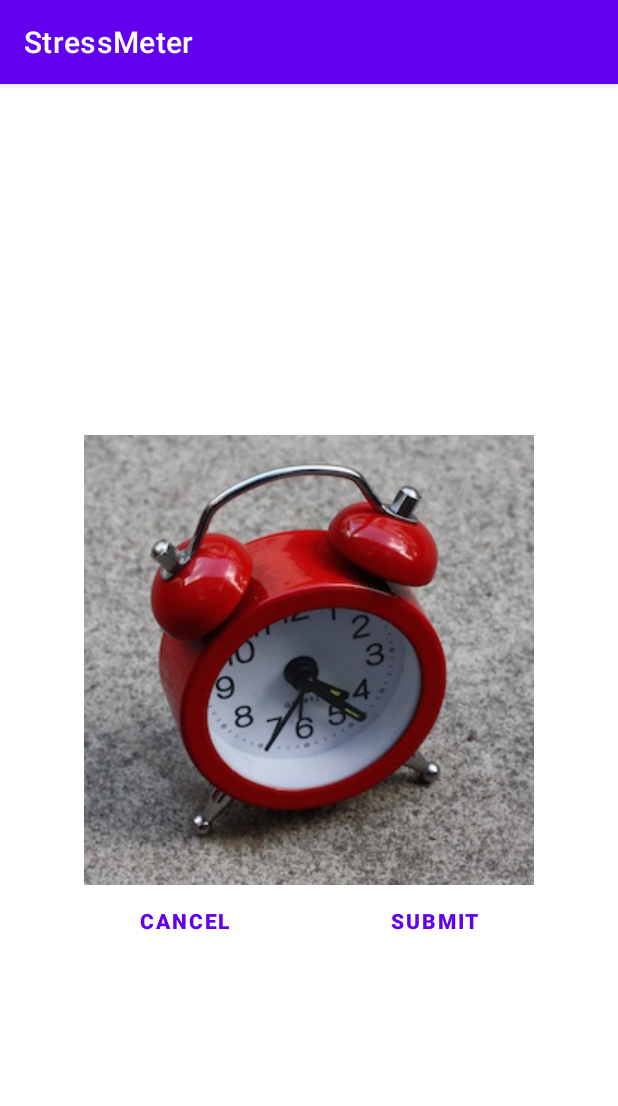
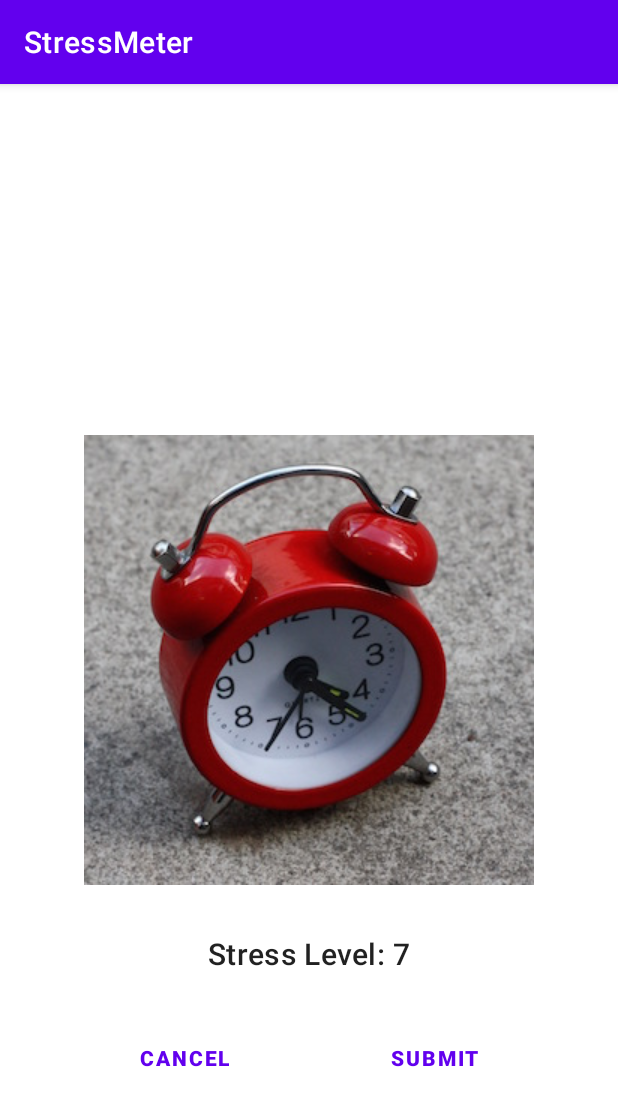
Before and after one commit to salmanayazz/stress-meter, an Android app: the screen it shows after launch (ImageConfirmationActivity), after a tap on an icon or button, on a phone screen of 412 x 824 dp. Shown: the top 1106 px of the screen. Run offline under Robolectric (Android 15) with nearby library versions, the phone set to English and light mode, and no system bars; our stand-ins replace FlexboxLayout, navigation-ui.

Commit message:
confirming image now shows its stress val on chart

```diff
--- a/app/src/main/java/com/example/stressmeter/ui/ImageConfirmationActivity.kt
+++ b/app/src/main/java/com/example/stressmeter/ui/ImageConfirmationActivity.kt
@@ -4,30 +4,46 @@ import androidx.appcompat.app.AppCompatActivity
 import android.os.Bundle
 import android.widget.Button
 import android.widget.ImageView
+import android.widget.TextView
+import androidx.lifecycle.ViewModelProvider
 import com.example.stressmeter.R
+import com.example.stressmeter.ui.stressrecord.StressRecordViewModel
 
 class ImageConfirmationActivity : AppCompatActivity() {
     companion object {
         const val IMAGE_ID_KEY = "image_id"
+        const val IMAGE_STRESS_KEY = "image_stress"
     }
+
+    private val stressRecordViewModel by lazy { ViewModelProvider(this)[StressRecordViewModel::class.java] }
+    private val imageId by lazy { intent.getIntExtra(IMAGE_ID_KEY, -1) }
+    private val imageStressLvl by lazy { intent.getIntExtra(IMAGE_STRESS_KEY, -1) }
+
     override fun onCreate(savedInstanceState: Bundle?) {
         super.onCreate(savedInstanceState)
         setContentView(R.layout.activity_image_confirmation)
 
-        val imageId = intent.getIntExtra(IMAGE_ID_KEY, -1)
-
-        if (imageId != -1) {
+        // update values on ui
+        if (imageId != -1 && imageStressLvl != -1) {
             findViewById<ImageView>(R.id.confirm_image_view).setImageResource(
                 imageId
             )
+            findViewById<TextView>(R.id.stress_level).text = "Stress Level: $imageStressLvl"
         }
 
+        setupListeners()
+    }
+
+    /*
+    * Sets up the listeners for the cancel and submit buttons
+    */
+    private fun setupListeners() {
         findViewById<Button>(R.id.cancel_image).setOnClickListener() {
-            finish()
+            this.finishAffinity();
         }
-
         findViewById<Button>(R.id.submit_image).setOnClickListener() {
-            finish()
+            stressRecordViewModel.addRecord(this, imageStressLvl)
+            this.finishAffinity();
         }
     }
 }
--- a/app/src/main/java/com/example/stressmeter/ui/stressrecord/StressRecordFragment.kt
+++ b/app/src/main/java/com/example/stressmeter/ui/stressrecord/StressRecordFragment.kt
@@ -52,11 +52,6 @@ class StressRecordFragment : Fragment() {
             chart.data = lineData
         }
 
-        stressRecordViewModel.addRecord(root.context, 5)
-        stressRecordViewModel.addRecord(root.context,6)
-        stressRecordViewModel.addRecord(root.context,2)
-        stressRecordViewModel.addRecord(root.context,7)
-
         return root
     }
 
--- a/app/src/main/java/com/example/stressmeter/ui/stressrecord/StressRecordViewModel.kt
+++ b/app/src/main/java/com/example/stressmeter/ui/stressrecord/StressRecordViewModel.kt
@@ -29,6 +29,8 @@ class StressRecordViewModel : ViewModel() {
             val file = File(context.getExternalFilesDir(null), fileName)
             if (!file.exists()) {
                 file.createNewFile()
+            } else { // load its contents if it exists
+                loadRecords(context)
             }
 
             val fw = FileWriter(file.absoluteFile)
@@ -36,6 +38,7 @@ class StressRecordViewModel : ViewModel() {
             // turn the int array onto a string separated by ","
             bw.write(stressRecordData.value?.joinToString(",") ?: "")
             bw.close()
+            println("done ${stressRecordData.value}")
         } catch (e: IOException) {
             e.printStackTrace()
         } finally {
@@ -61,6 +64,7 @@ class StressRecordViewModel : ViewModel() {
                     stressRecordData.value?.add(num.toInt())
                 }
             }
+            println("done loading: ${stressRecordData.value}")
         } catch (e: IOException) {
             e.printStackTrace()
         } finally {
--- a/app/src/main/java/com/example/stressmeter/ui/stressselector/StressSelectorFragment.kt
+++ b/app/src/main/java/com/example/stressmeter/ui/stressselector/StressSelectorFragment.kt
@@ -58,7 +58,7 @@ class StressSelectorFragment : Fragment() {
         for (i in 0 until numRows) {
             for (j in 0 until numCols) {
                 val imageView = ImageView(rootView.context)
-                val imageResource = stressSelectorViewModel.images[stressSelectorViewModel.imagePage.value!!][i][j]
+                val imageResource = stressSelectorViewModel.images[stressSelectorViewModel.imagePage.value!!][i][j][0]
                 imageView.setImageResource(imageResource)
                 imageView.layoutParams = GridLayout.LayoutParams().apply {
                     width = 0
@@ -66,9 +66,9 @@ class StressSelectorFragment : Fragment() {
                     rowSpec = GridLayout.spec(GridLayout.UNDEFINED, 1f)
                     columnSpec = GridLayout.spec(GridLayout.UNDEFINED, 1f)
                 }
-                imageView.id = stressSelectorViewModel.images[stressSelectorViewModel.imagePage.value!!][i][j]
+                imageView.id = stressSelectorViewModel.images[stressSelectorViewModel.imagePage.value!!][i][j][0]
                 imageView.setOnClickListener {
-                    onImageClick(imageView.id)
+                    onImageClick(stressSelectorViewModel.images[stressSelectorViewModel.imagePage.value!!][i][j])
                 }
 
                 gridLayout.addView(imageView)
@@ -81,9 +81,11 @@ class StressSelectorFragment : Fragment() {
      * @param imageId
      * the id of the image that was clicked
      */
-    private fun onImageClick(imageId: Int) {
+    private fun onImageClick(imageVals: IntArray) {
         val intent = Intent(requireContext(), ImageConfirmationActivity::class.java)
-        intent.putExtra(ImageConfirmationActivity.IMAGE_ID_KEY, imageId)
+        intent.putExtra(ImageConfirmationActivity.IMAGE_ID_KEY, imageVals[0])
+        intent.putExtra(ImageConfirmationActivity.IMAGE_STRESS_KEY, imageVals[1])
+
         startActivity(intent)
     }
 
--- a/app/src/main/java/com/example/stressmeter/ui/stressselector/StressSelectorViewModel.kt
+++ b/app/src/main/java/com/example/stressmeter/ui/stressselector/StressSelectorViewModel.kt
@@ -6,22 +6,86 @@ import com.example.stressmeter.R
 
 class StressSelectorViewModel : ViewModel() {
     var imagePage = MutableLiveData<Int>(0) // to toggle between 3 pages of images
+
+    // images[imagePage][row][col][image=0/stressLevel=1]
     val images = arrayOf(
         arrayOf(
-            intArrayOf(R.drawable.psm_alarm_clock, R.drawable.psm_alarm_clock2, R.drawable.psm_bar, R.drawable.psm_anxious),
-            intArrayOf(R.drawable.psm_baby_sleeping, R.drawable.psm_bar, R.drawable.psm_barbed_wire2, R.drawable.psm_beach3),
-            intArrayOf(R.drawable.psm_bird3, R.drawable.psm_blue_drop, R.drawable.psm_cat, R.drawable.psm_clutter),
-            intArrayOf(R.drawable.psm_clutter3, R.drawable.psm_dog_sleeping, R.drawable.psm_exam4, R.drawable.psm_gambling4)
-        ), arrayOf(
-            intArrayOf(R.drawable.psm_headache, R.drawable.psm_headache2, R.drawable.psm_hiking3, R.drawable.psm_kettle),
-            intArrayOf(R.drawable.psm_lake3, R.drawable.psm_lawn_chairs3, R.drawable.psm_lonely, R.drawable.psm_lonely2),
-            intArrayOf(R.drawable.psm_mountains11, R.drawable.psm_neutral_child, R.drawable.psm_neutral_person2, R.drawable.psm_peaceful_person),
-            intArrayOf(R.drawable.psm_puppy, R.drawable.psm_puppy3, R.drawable.psm_reading_in_bed2, R.drawable.psm_running3)
-        ), arrayOf(
-            intArrayOf(R.drawable.psm_running4, R.drawable.psm_sticky_notes2, R.drawable.psm_stressed_cat, R.drawable.psm_stressed_person),
-            intArrayOf(R.drawable.psm_stressed_person3, R.drawable.psm_stressed_person4, R.drawable.psm_stressed_person6, R.drawable.psm_stressed_person7),
-            intArrayOf(R.drawable.psm_stressed_person8, R.drawable.psm_stressed_person12, R.drawable.psm_talking_on_phone2, R.drawable.psm_to_do_list),
-            intArrayOf(R.drawable.psm_to_do_list3, R.drawable.psm_wine3, R.drawable.psm_work4, R.drawable.psm_yoga4)
+            arrayOf(
+                intArrayOf(R.drawable.psm_alarm_clock, 5),
+                intArrayOf(R.drawable.psm_alarm_clock2, 7),
+                intArrayOf(R.drawable.psm_bar, 4),
+                intArrayOf(R.drawable.psm_anxious, 8)
+            ),
+            arrayOf(
+                intArrayOf(R.drawable.psm_baby_sleeping, 1),
+                intArrayOf(R.drawable.psm_bar, 3),
+                intArrayOf(R.drawable.psm_barbed_wire2, 7),
+                intArrayOf(R.drawable.psm_beach3, 3)
+            ),
+            arrayOf(
+                intArrayOf(R.drawable.psm_bird3, 3),
+                intArrayOf(R.drawable.psm_blue_drop, 2),
+                intArrayOf(R.drawable.psm_cat, 1),
+                intArrayOf(R.drawable.psm_clutter, 5)
+            ),
+            arrayOf(
+                intArrayOf(R.drawable.psm_clutter3, 4),
+                intArrayOf(R.drawable.psm_dog_sleeping, 1),
+                intArrayOf(R.drawable.psm_exam4, 8),
+                intArrayOf(R.drawable.psm_gambling4, 9)
+            ),
+        ),
+        arrayOf(
+            arrayOf(
+                intArrayOf(R.drawable.psm_headache, 7),
+                intArrayOf(R.drawable.psm_headache2, 8),
+                intArrayOf(R.drawable.psm_hiking3, 4),
+                intArrayOf(R.drawable.psm_kettle, 3)
+            ),
+            arrayOf(
+                intArrayOf(R.drawable.psm_lake3, 2),
+                intArrayOf(R.drawable.psm_lawn_chairs3, 3),
+                intArrayOf(R.drawable.psm_lonely, 6),
+                intArrayOf(R.drawable.psm_lonely2, 7)
+            ),
+            arrayOf(
+                intArrayOf(R.drawable.psm_mountains11, 3),
+                intArrayOf(R.drawable.psm_neutral_child, 2),
+                intArrayOf(R.drawable.psm_neutral_person2, 3),
+                intArrayOf(R.drawable.psm_peaceful_person, 2)
+            ),
+            arrayOf(
+                intArrayOf(R.drawable.psm_puppy, 4),
+                intArrayOf(R.drawable.psm_puppy3, 3),
+                intArrayOf(R.drawable.psm_reading_in_bed2, 2),
+                intArrayOf(R.drawable.psm_running3, 7)
+            ),
+        ),
+        arrayOf(
+            arrayOf(
+                intArrayOf(R.drawable.psm_running4, 8),
+                intArrayOf(R.drawable.psm_sticky_notes2, 5),
+                intArrayOf(R.drawable.psm_stressed_cat, 9),
+                intArrayOf(R.drawable.psm_stressed_person, 10)
+            ),
+            arrayOf(
+                intArrayOf(R.drawable.psm_stressed_person3, 9),
+                intArrayOf(R.drawable.psm_stressed_person4, 10),
+                intArrayOf(R.drawable.psm_stressed_person6, 8),
+                intArrayOf(R.drawable.psm_stressed_person7, 7)
+            ),
+            arrayOf(
+                intArrayOf(R.drawable.psm_stressed_person8, 10),
+                intArrayOf(R.drawable.psm_stressed_person12, 9),
+                intArrayOf(R.drawable.psm_talking_on_phone2, 7),
+                intArrayOf(R.drawable.psm_to_do_list, 6)
+            ),
+            arrayOf(
+                intArrayOf(R.drawable.psm_to_do_list3, 5),
+                intArrayOf(R.drawable.psm_wine3, 8),
+                intArrayOf(R.drawable.psm_work4, 6),
+                intArrayOf(R.drawable.psm_yoga4, 3)
+            )
         )
     )
 }
--- a/app/src/main/res/layout/activity_image_confirmation.xml
+++ b/app/src/main/res/layout/activity_image_confirmation.xml
@@ -17,11 +17,24 @@
         tools:srcCompat="@tools:sample/avatars" />
 
 
+    <TextView
+        android:id="@+id/stress_level"
+        android:layout_width="wrap_content"
+        android:layout_height="wrap_content"
+        android:layout_marginTop="32dp"
+        android:textAppearance="@style/Header"
+        app:layout_constraintEnd_toEndOf="parent"
+        app:layout_constraintStart_toStartOf="parent"
+        app:layout_constraintTop_toBottomOf="@+id/confirm_image_view" />
+
     <com.google.android.flexbox.FlexboxLayout
+        android:id="@+id/flexboxLayout"
         android:layout_width="match_parent"
         android:layout_height="wrap_content"
+        android:layout_marginTop="32dp"
         app:justifyContent="space_evenly"
-        app:layout_constraintTop_toBottomOf="@+id/confirm_image_view">
+        app:layout_constraintTop_toBottomOf="@+id/stress_level"
+        tools:layout_editor_absoluteX="16dp">
 
         <Button
             android:id="@+id/cancel_image"
@@ -39,4 +52,5 @@
 
     </com.google.android.flexbox.FlexboxLayout>
 
+
 </androidx.constraintlayout.widget.ConstraintLayout>
--- a/app/src/main/res/values/themes.xml
+++ b/app/src/main/res/values/themes.xml
@@ -27,4 +27,8 @@
         <item name="android:textStyle">bold</item>
     </style>
 
+    <style name="Header" parent="TextAppearance.MaterialComponents.Headline6">
+        <item name="android:paddingTop">16dp</item>
+    </style>
+
 </resources>
```
